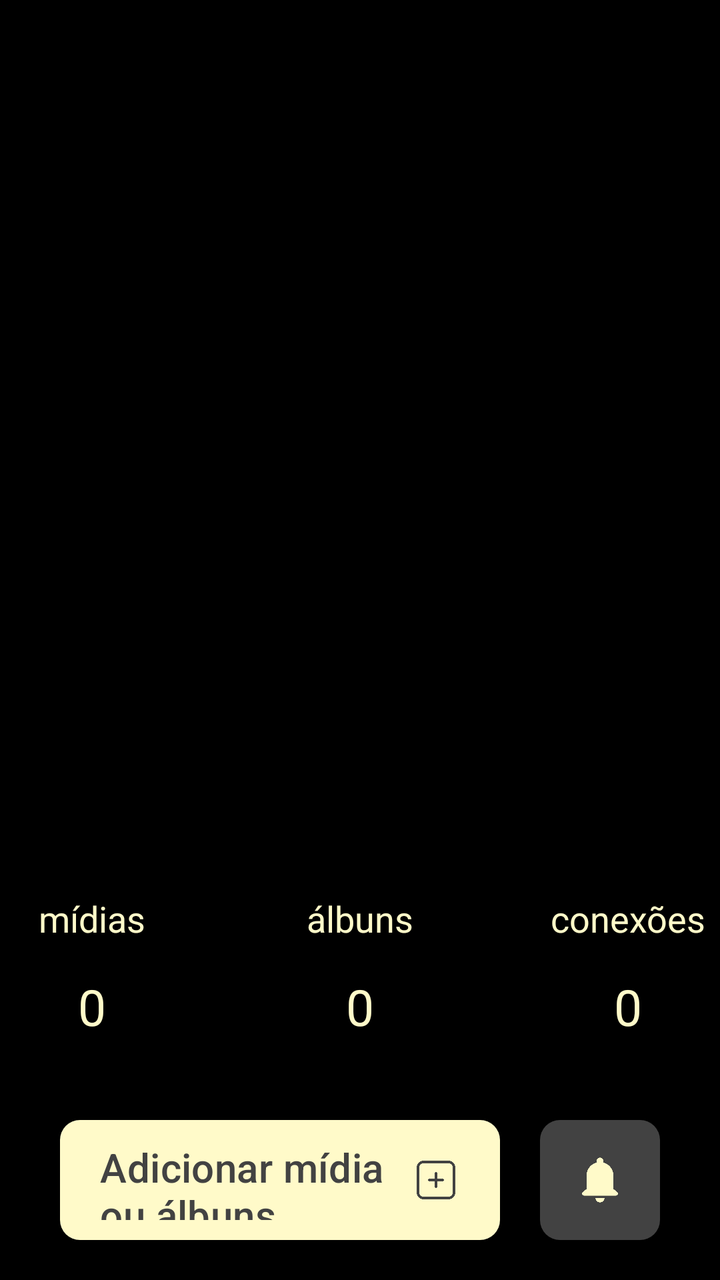
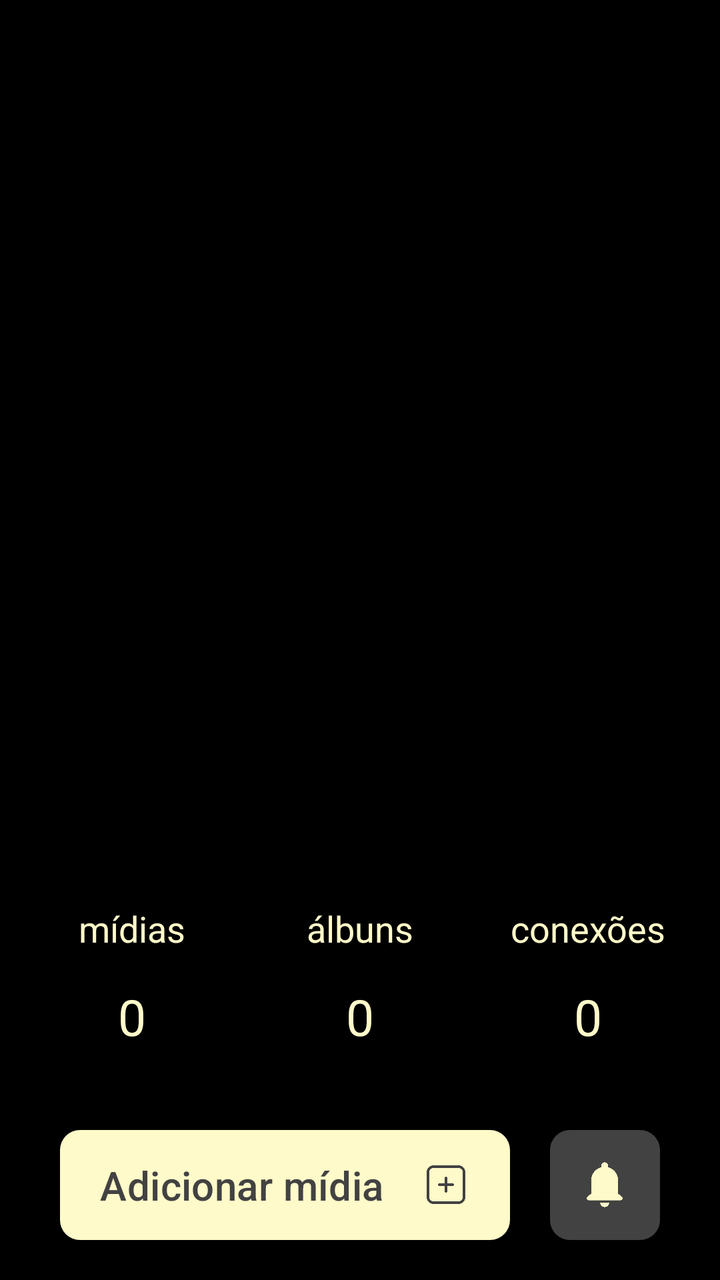

The first picture is an Android layout as it rendered before a commit; the second is the same layout after the commit. The layout source and the unified diff follow.
<!-- AndroidManifest.xml: application theme Theme.Monaly -->
<!-- res/layout/fragment_feed.xml -->
<?xml version="1.0" encoding="utf-8"?>
<androidx.constraintlayout.widget.ConstraintLayout xmlns:android="http://schemas.android.com/apk/res/android"
    xmlns:app="http://schemas.android.com/apk/res-auto"
    xmlns:tools="http://schemas.android.com/tools"
    android:layout_width="match_parent"
    android:layout_height="match_parent"
    android:background="@color/black"
    tools:context=".ui.fragment.navegation.FeedFragment">

    <com.google.android.material.button.MaterialButton
        android:id="@+id/buttonAdd"
        android:layout_width="0dp"
        android:layout_height="60dp"
        android:layout_marginStart="30dp"
        android:layout_marginEnd="20dp"
        android:layout_marginBottom="20dp"
        android:background="@drawable/drawable_background_button_gray_dark_10_dp"
        android:gravity="start|center_vertical"
        android:paddingStart="20dp"
        android:paddingEnd="20dp"
        android:text="@string/feed_button_to_add"
        android:textAllCaps="false"
        android:textColor="@color/gray_dark"
        android:textSize="20sp"
        app:backgroundTint="@color/bage_neutral"
        app:icon="@drawable/ic_add_gray_dark"
        app:iconGravity="end"
        app:iconSize="24dp"
        app:iconTint="@null"
        app:layout_constraintBottom_toBottomOf="parent"
        app:layout_constraintEnd_toStartOf="@+id/buttonNotification"
        app:layout_constraintHorizontal_bias="0.0"
        app:layout_constraintStart_toStartOf="parent" />

    <com.google.android.material.button.MaterialButton
        android:id="@+id/buttonNotification"
        android:layout_width="60dp"
        android:layout_height="60dp"
        android:layout_marginEnd="30dp"
        android:layout_marginBottom="20dp"
        android:background="@drawable/drawable_background_button_gray_dark_10_dp"
        android:contentDescription="@string/feed_content_description_notification"
        android:insetTop="0dp"
        android:insetBottom="0dp"
        android:padding="0dp"
        app:backgroundTint="@color/gray_dark"
        app:icon="@drawable/ic_notification_bage_neutral"
        app:iconGravity="textStart"
        app:iconPadding="0dp"
        app:iconSize="28dp"
        app:iconTint="@null"
        app:layout_constraintBottom_toBottomOf="parent"
        app:layout_constraintEnd_toEndOf="parent" />

    <TextView
        android:id="@+id/textDefaultAlbun"
        android:layout_width="wrap_content"
        android:layout_height="wrap_content"
        android:layout_marginBottom="40dp"
        android:text="@string/feed__defaut_number"
        android:textColor="@color/bage_neutral"
        android:textSize="25dp"
        app:layout_constraintBottom_toTopOf="@+id/buttonAdd"
        app:layout_constraintEnd_toEndOf="parent"
        app:layout_constraintStart_toStartOf="parent" />

    <TextView
        android:id="@+id/textDefaultConection"
        android:layout_width="wrap_content"
        android:layout_height="wrap_content"
        android:layout_marginStart="120dp"
        android:text="@string/feed__defaut_number"
        android:textColor="@color/bage_neutral"
        android:textSize="25dp"
        app:layout_constraintBottom_toBottomOf="@+id/textDefaultAlbun"
        app:layout_constraintStart_toEndOf="@+id/textDefaultAlbun" />

    <TextView
        android:id="@+id/textDefaultMidia"
        android:layout_width="wrap_content"
        android:layout_height="wrap_content"
        android:layout_marginEnd="120dp"
        android:text="@string/feed__defaut_number"
        android:textColor="@color/bage_neutral"
        android:textSize="25dp"
        app:layout_constraintBottom_toBottomOf="@+id/textDefaultAlbun"
        app:layout_constraintEnd_toStartOf="@+id/textDefaultAlbun" />

    <TextView
        android:id="@+id/textTitleAlbun"
        android:layout_width="wrap_content"
        android:layout_height="wrap_content"
        android:layout_marginBottom="15dp"
        android:text="@string/feed_title_albuns"
        android:textColor="@color/bage_neutral"
        android:textSize="18dp"
        app:layout_constraintBottom_toTopOf="@+id/textDefaultAlbun"
        app:layout_constraintEnd_toEndOf="parent"
        app:layout_constraintStart_toStartOf="parent" />

    <TextView
        android:id="@+id/textTitleConection"
        android:layout_width="wrap_content"
        android:layout_height="wrap_content"
        android:layout_marginBottom="15dp"
        android:text="@string/feed_title_conections"
        android:textColor="@color/bage_neutral"
        android:textSize="18dp"
        app:layout_constraintBottom_toTopOf="@+id/textDefaultConection"
        app:layout_constraintEnd_toEndOf="@+id/textDefaultConection"
        app:layout_constraintStart_toStartOf="@+id/textDefaultConection" />

    <TextView
        android:id="@+id/textTitleMidia"
        android:layout_width="wrap_content"
        android:layout_height="wrap_content"
        android:layout_marginBottom="15dp"
        android:text="@string/feed_title_midia"
        android:textColor="@color/bage_neutral"
        android:textSize="18dp"
        app:layout_constraintBottom_toTopOf="@+id/textDefaultMidia"
        app:layout_constraintEnd_toEndOf="@+id/textDefaultMidia"
        app:layout_constraintStart_toStartOf="@+id/textDefaultMidia" />

</androidx.constraintlayout.widget.ConstraintLayout>
<!-- resources referenced by this layout -->
<resources>
  <color name="bage_neutral">#FFFAC9</color>
  <color name="black">#000000</color>
  <color name="gray_dark">#424242</color>
  <!-- drawable drawable_background_button_gray_dark_10_dp (drawable) -->
  <?xml version="1.0" encoding="utf-8"?>
  <shape xmlns:android="http://schemas.android.com/apk/res/android">
  
      <corners android:radius="10dp"/>
      <solid android:color="@color/gray_dark"/>
  
  </shape>
  <!-- drawable ic_add_gray_dark: png bitmap (drawable, 1667 bytes) -->
  <!-- drawable ic_notification_bage_neutral: png bitmap (drawable, 1421 bytes) -->
  <string name="feed__defaut_number">0</string>
  <string name="feed_button_to_add">Adicionar mídia ou álbuns</string>
  <string name="feed_content_description_notification">Botão de notificação</string>
  <string name="feed_title_albuns">álbuns</string>
  <string name="feed_title_conections">conexões</string>
  <string name="feed_title_midia">mídias</string>
  <style name="Theme.Monaly" parent="Base.Theme.Monaly" />
  <style name="Base.Theme.Monaly" parent="Theme.Material3.DayNight.NoActionBar">
  
  
          
          
  
  
          
          <item name="android:navigationBarColor">@color/black</item>
  
  
      </style>
</resources>

<!-- the commit's change to res/layout/fragment_feed.xml (unified diff, before → after) -->
@@ -7,10 +7,20 @@
     android:background="@color/black"
     tools:context=".ui.fragment.navegation.FeedFragment">
 
+    
+    <androidx.viewpager2.widget.ViewPager2
+        android:id="@+id/viewPagerFeedAlbums"
+        android:layout_width="0dp"
+        android:layout_height="0dp"
+        app:layout_constraintBottom_toTopOf="@+id/textTitleMidia"
+        app:layout_constraintEnd_toEndOf="parent"
+        app:layout_constraintStart_toStartOf="parent"
+        app:layout_constraintTop_toTopOf="parent" />
+
     <com.google.android.material.button.MaterialButton
         android:id="@+id/buttonAdd"
         android:layout_width="0dp"
-        android:layout_height="60dp"
+        android:layout_height="55dp"
         android:layout_marginStart="30dp"
         android:layout_marginEnd="20dp"
         android:layout_marginBottom="20dp"
@@ -34,8 +44,8 @@
 
     <com.google.android.material.button.MaterialButton
         android:id="@+id/buttonNotification"
-        android:layout_width="60dp"
-        android:layout_height="60dp"
+        android:layout_width="55dp"
+        android:layout_height="55dp"
         android:layout_marginEnd="30dp"
         android:layout_marginBottom="20dp"
         android:background="@drawable/drawable_background_button_gray_dark_10_dp"
@@ -68,7 +78,7 @@
         android:id="@+id/textDefaultConection"
         android:layout_width="wrap_content"
         android:layout_height="wrap_content"
-        android:layout_marginStart="120dp"
+        android:layout_marginStart="100dp"
         android:text="@string/feed__defaut_number"
         android:textColor="@color/bage_neutral"
         android:textSize="25dp"
@@ -79,7 +89,7 @@
         android:id="@+id/textDefaultMidia"
         android:layout_width="wrap_content"
         android:layout_height="wrap_content"
-        android:layout_marginEnd="120dp"
+        android:layout_marginEnd="100dp"
         android:text="@string/feed__defaut_number"
         android:textColor="@color/bage_neutral"
         android:textSize="25dp"
<!-- resource entries referenced after the edit -->
@@ -14,7 +14,7 @@
   <!-- drawable ic_add_gray_dark: png bitmap (drawable, 1667 bytes) -->
   <!-- drawable ic_notification_bage_neutral: png bitmap (drawable, 1421 bytes) -->
   <string name="feed__defaut_number">0</string>
-  <string name="feed_button_to_add">Adicionar mídia ou álbuns</string>
+  <string name="feed_button_to_add">Adicionar mídia</string>
   <string name="feed_content_description_notification">Botão de notificação</string>
   <string name="feed_title_albuns">álbuns</string>
   <string name="feed_title_conections">conexões</string>
